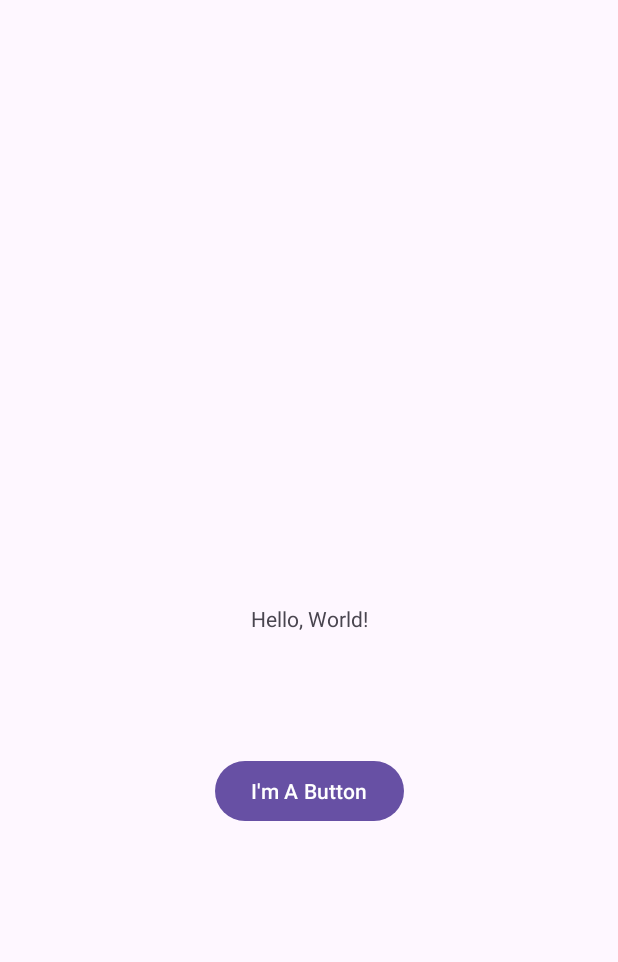
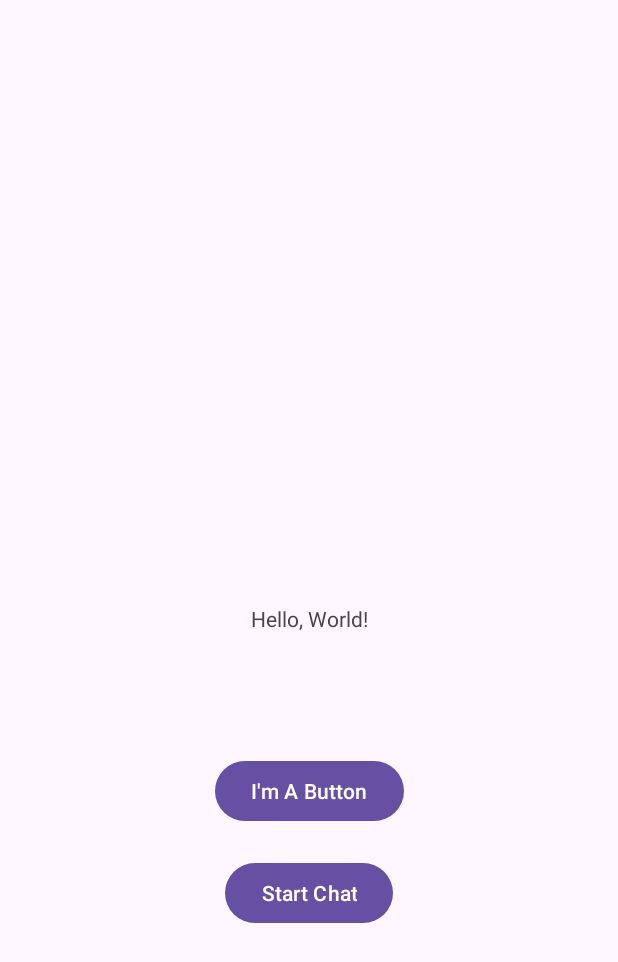
Before and after one commit to Gurparkash-Singh/CP470, an Android app: the MainActivity screen opened directly, with no data from a screen before it, on a phone screen of 412 x 824 dp. Shown: the top 962 px of the screen. Run offline under Robolectric (Android 15) with nearby library versions, the phone set to English and light mode, and no system bars.

```diff
--- a/app/src/main/res/layout/activity_main.xml
+++ b/app/src/main/res/layout/activity_main.xml
@@ -27,4 +27,14 @@
         app:layout_constraintStart_toStartOf="parent"
         app:layout_constraintTop_toBottomOf="@+id/textView" />
 
+    <Button
+        android:id="@+id/button2"
+        android:layout_width="wrap_content"
+        android:layout_height="wrap_content"
+        android:layout_marginTop="20dp"
+        android:text="@string/startChat"
+        app:layout_constraintEnd_toEndOf="parent"
+        app:layout_constraintStart_toStartOf="parent"
+        app:layout_constraintTop_toBottomOf="@+id/button" />
+
 </androidx.constraintlayout.widget.ConstraintLayout>
--- a/app/src/main/res/values/strings.xml
+++ b/app/src/main/res/values/strings.xml
@@ -17,4 +17,5 @@
     <string name="response">Here is my response</string>
     <string name="switchOn">Switch is on</string>
     <string name="switchOff">Switch is Off</string>
+    <string name="startChat">Start Chat</string>
 </resources>
```
Also changed, not shown: 1 other file.
